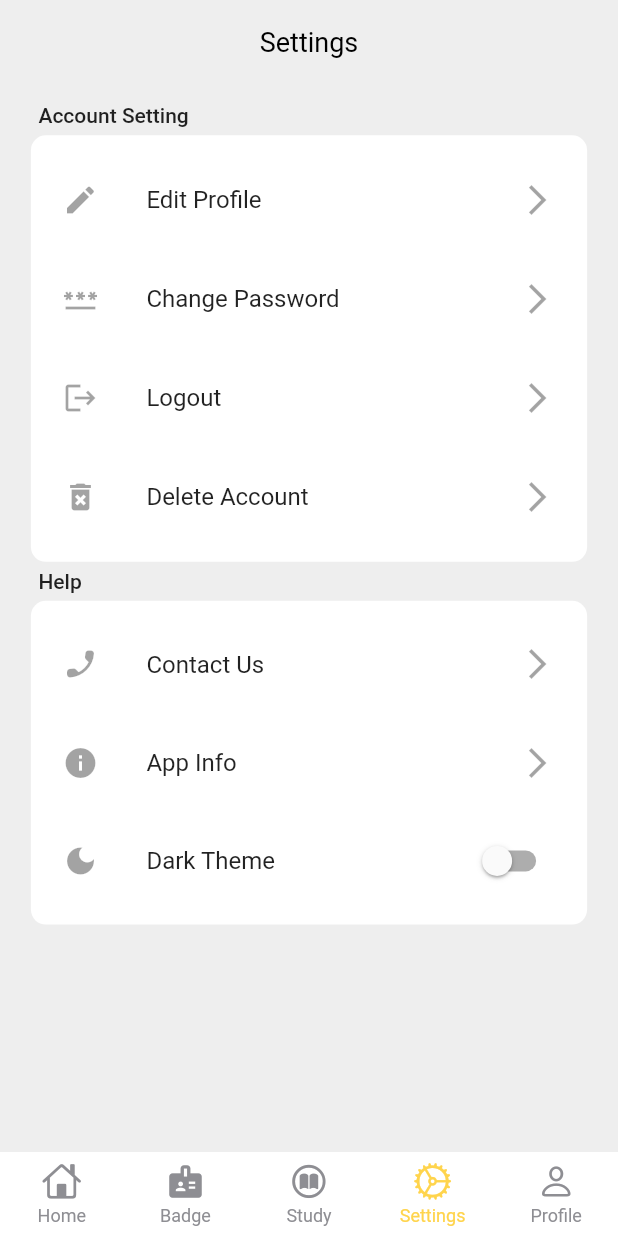
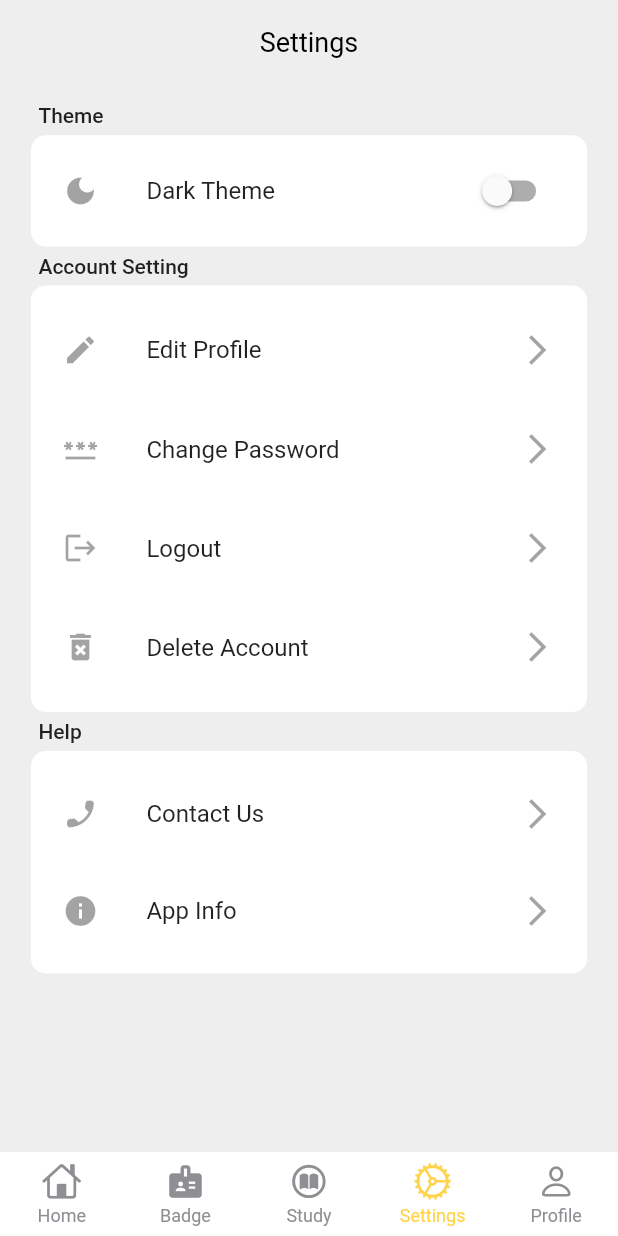
Before and after one commit to Mobile-Apps-Unpak/TA-Mobpro, a Flutter app: the screen it shows once a user with an empty profile is signed in, item 4 of the bottom bar chosen, on a phone screen of 412 x 824 dp. Run offline on Flutter 3.47's test engine with Material 2 defaults, Android fonts, the phone set to English and light mode, and no system bars; drawn by our look-alikes of persistent_bottom_nav_bar_v2; our stand-ins replace cloud_firestore, firebase_auth, firebase_core, percent_indicator, webview_flutter; missing offline and left inert: dart:ffi; accounts and stored records are empty.

Commit message:
update dark theme

```diff
--- a/mobile/lib/provider/theme_provider.dart
+++ b/mobile/lib/provider/theme_provider.dart
@@ -41,11 +41,17 @@ class MyThemes {
           color: Color(0xffffd44c),
         ),
       ),
+      prefixIconColor: Color(0xffffd44c),
     ),
     textSelectionTheme: const TextSelectionThemeData(
       cursorColor: Color(0xffffd44c),
       selectionColor: Color(0xffffd44c),
       selectionHandleColor: Color(0xffffd44c),
+    ),
+    elevatedButtonTheme: ElevatedButtonThemeData(
+      style: ElevatedButton.styleFrom(
+        onPrimary: Colors.white,
+      ),
     ),
   );
 
@@ -57,6 +63,26 @@ class MyThemes {
         backgroundColor: Colors.transparent,
         toolbarTextStyle: TextStyle(color: Colors.black)),
     iconTheme: const IconThemeData(
-        color: Color.fromARGB(255, 212, 211, 211), opacity: 0.8),
+        color: Color.fromARGB(255, 66, 165, 245), opacity: 0.8),
+    inputDecorationTheme: InputDecorationTheme(
+      labelStyle: TextStyle(color: Colors.black),
+      focusedBorder: OutlineInputBorder(
+        borderSide: BorderSide(
+          color: Colors.blue.shade400,
+        ),
+      ),
+      prefixIconColor: Colors.blue[400],
+    ),
+    textSelectionTheme: TextSelectionThemeData(
+      cursorColor: Colors.blue[400],
+      selectionColor: Colors.blue[400],
+      selectionHandleColor: Colors.blue[400],
+    ),
+    elevatedButtonTheme: ElevatedButtonThemeData(
+      style: ElevatedButton.styleFrom(
+        onPrimary: Colors.black,
+      ),
+    ),
+    splashColor: Colors.blue.shade400,
   );
 }
--- a/mobile/lib/screen/mainpage_screen/settings.dart
+++ b/mobile/lib/screen/mainpage_screen/settings.dart
@@ -28,6 +28,29 @@ class _SettingsState extends State<Settings> {
         padding: EdgeInsets.symmetric(horizontal: w * .05, vertical: h * .01),
         child: ListView(
           children: [
+            const Padding(
+              padding: EdgeInsets.all(5),
+              child:
+                  Text('Theme', style: TextStyle(fontWeight: FontWeight.w500)),
+            ),
+            Container(
+              padding: const EdgeInsets.all(5),
+              height: h * .090,
+              alignment: Alignment.center,
+              width: double.infinity,
+              decoration: BoxDecoration(
+                color: Theme.of(context).primaryColor,
+                borderRadius: BorderRadius.circular(10),
+              ),
+              child: ListTile(
+                shape: RoundedRectangleBorder(
+                  borderRadius: BorderRadius.circular(10),
+                ),
+                title: const Text('Dark Theme'),
+                leading: const Icon(Icons.dark_mode),
+                trailing: const ChangeThemeButtonWidget(),
+              ),
+            ),
             const Padding(
               padding: EdgeInsets.all(5),
               child: Text('Account Setting',
@@ -111,7 +134,7 @@ class _SettingsState extends State<Settings> {
             ),
             Container(
               padding: const EdgeInsets.all(5),
-              height: h * .262,
+              height: h * .180,
               alignment: Alignment.center,
               width: double.infinity,
               decoration: BoxDecoration(
@@ -143,14 +166,6 @@ class _SettingsState extends State<Settings> {
                       );
                     },
                   ),
-                  ListTile(
-                    shape: RoundedRectangleBorder(
-                      borderRadius: BorderRadius.circular(10),
-                    ),
-                    title: const Text('Dark Theme'),
-                    leading: const Icon(Icons.dark_mode),
-                    trailing: const ChangeThemeButtonWidget(),
-                  )
                 ],
               ),
             ),
--- a/mobile/lib/screen/user_progress.dart
+++ b/mobile/lib/screen/user_progress.dart
@@ -77,7 +77,7 @@ class _UserProgressState extends State<UserProgress> {
     var w = MediaQuery.of(context).size.width;
     var h = MediaQuery.of(context).size.height;
     return Container(
-      color: Theme.of(context).backgroundColor,
+      color: Theme.of(context).scaffoldBackgroundColor,
       child: Center(
         child: Column(
           mainAxisAlignment: MainAxisAlignment.center,
```
Also changed, not shown: mobile/lib/screen/login_page.dart (+14 -3 lines), mobile/lib/screen/regist_page.dart (+37 -3 lines).
